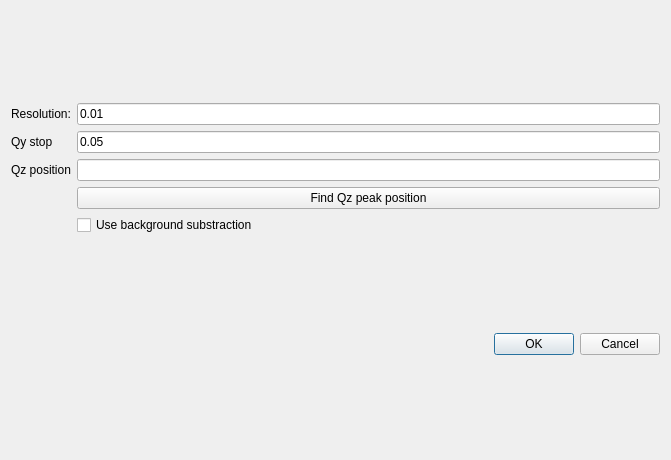
This is fwhmscan_window.ui in sstendahl/GIScan as Qt 5 draws it before an edit. The edited form follows.
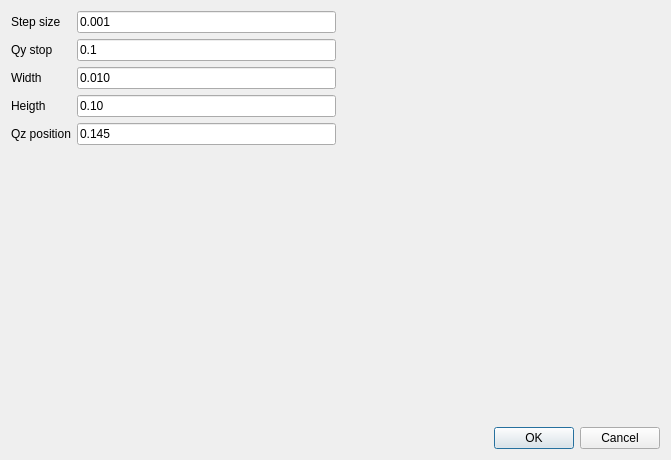
This is the edited form.

```diff
--- a/fwhmscan_window.ui
+++ b/fwhmscan_window.ui
@@ -25,37 +25,9 @@
     </widget>
    </item>
    <item row="0" column="1">
-    <layout class="QHBoxLayout" name="horizontalLayout">
+    <layout class="QHBoxLayout" name="horizontalLayout" stretch="10,10">
      <item>
       <layout class="QGridLayout" name="gridLayout_3">
-       <item row="0" column="1">
-        <widget class="QLineEdit" name="lineEdit">
-         <property name="text">
-          <string>0.01</string>
-         </property>
-        </widget>
-       </item>
-       <item row="1" column="1">
-        <widget class="QLineEdit" name="lineEdit_2">
-         <property name="text">
-          <string>0.05</string>
-         </property>
-        </widget>
-       </item>
-       <item row="2" column="0">
-        <widget class="QLabel" name="label_3">
-         <property name="text">
-          <string>Qz position</string>
-         </property>
-        </widget>
-       </item>
-       <item row="0" column="0">
-        <widget class="QLabel" name="label">
-         <property name="text">
-          <string>Resolution:</string>
-         </property>
-        </widget>
-       </item>
        <item row="1" column="0">
         <widget class="QLabel" name="label_2">
          <property name="text">
@@ -63,27 +35,86 @@
          </property>
         </widget>
        </item>
-       <item row="2" column="1">
-        <widget class="QLineEdit" name="lineEdit_3"/>
+       <item row="0" column="0">
+        <widget class="QLabel" name="label">
+         <property name="text">
+          <string>Step size</string>
+         </property>
+        </widget>
        </item>
-       <item row="3" column="1">
+       <item row="4" column="2">
+        <widget class="QLineEdit" name="qz_pos_entry">
+         <property name="text">
+          <string>0.145</string>
+         </property>
+        </widget>
+       </item>
+       <item row="1" column="2">
+        <widget class="QLineEdit" name="qy_stop_entry">
+         <property name="text">
+          <string>0.1</string>
+         </property>
+        </widget>
+       </item>
+       <item row="4" column="0">
+        <widget class="QLabel" name="label_3">
+         <property name="text">
+          <string>Qz position</string>
+         </property>
+        </widget>
+       </item>
+       <item row="0" column="2">
+        <widget class="QLineEdit" name="step_size_entry">
+         <property name="text">
+          <string>0.001</string>
+         </property>
+        </widget>
+       </item>
+       <item row="2" column="2">
+        <widget class="QLineEdit" name="width_entry">
+         <property name="text">
+          <string>0.010</string>
+         </property>
+        </widget>
+       </item>
+       <item row="2" column="0">
+        <widget class="QLabel" name="label_4">
+         <property name="text">
+          <string>Width</string>
+         </property>
+        </widget>
+       </item>
+       <item row="6" column="2">
         <layout class="QGridLayout" name="gridLayout_4">
          <item row="1" column="0">
-          <widget class="QCheckBox" name="checkBox">
-           <property name="text">
-            <string>Use background substraction</string>
+          <spacer name="verticalSpacer">
+           <property name="orientation">
+            <enum>Qt::Vertical</enum>
            </property>
-          </widget>
-         </item>
-         <item row="0" column="0">
-          <widget class="QPushButton" name="pushButton">
-           <property name="text">
-            <string>Find Qz peak position</string>
+           <property name="sizeHint" stdset="0">
+            <size>
+             <width>20</width>
+             <height>40</height>
+            </size>
            </property>
-          </widget>
+          </spacer>
          </item>
         </layout>
        </item>
+       <item row="3" column="0">
+        <widget class="QLabel" name="label_5">
+         <property name="text">
+          <string>Heigth</string>
+         </property>
+        </widget>
+       </item>
+       <item row="3" column="2">
+        <widget class="QLineEdit" name="heigth_entry">
+         <property name="text">
+          <string>0.10</string>
+         </property>
+        </widget>
+       </item>
       </layout>
      </item>
      <item>
```
